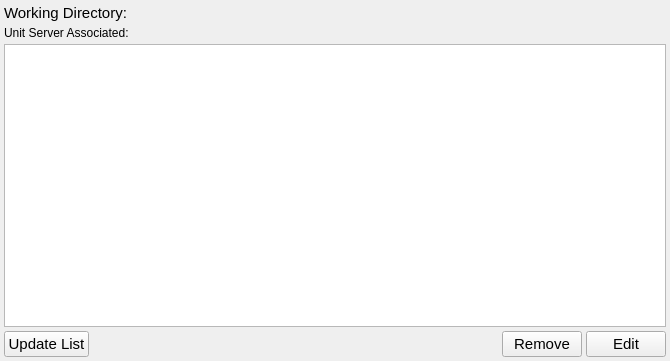
bisegni/chaosframework, file ccs/node/agent/AgentEditor.ui: the form before one commit.
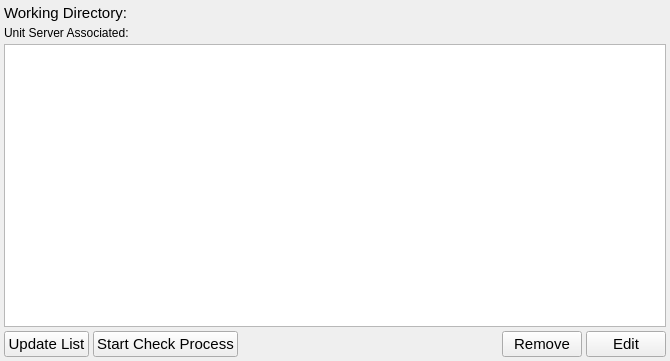
The form after the commit.

Commit message: added on agent, mds and ccs the check for alive porcesses managed by an agent

Patch:
```diff
--- a/ccs/node/agent/AgentEditor.ui
+++ b/ccs/node/agent/AgentEditor.ui
@@ -97,6 +97,18 @@
        </property>
       </widget>
      </item>
+     <item>
+      <widget class="QPushButton" name="pushButtonStartCheckProcess">
+       <property name="font">
+        <font>
+         <pointsize>11</pointsize>
+        </font>
+       </property>
+       <property name="text">
+        <string>Start Check Process</string>
+       </property>
+      </widget>
+     </item>
      <item>
       <spacer name="horizontalSpacer">
        <property name="orientation">
```
The commit also changes 25 other files.
